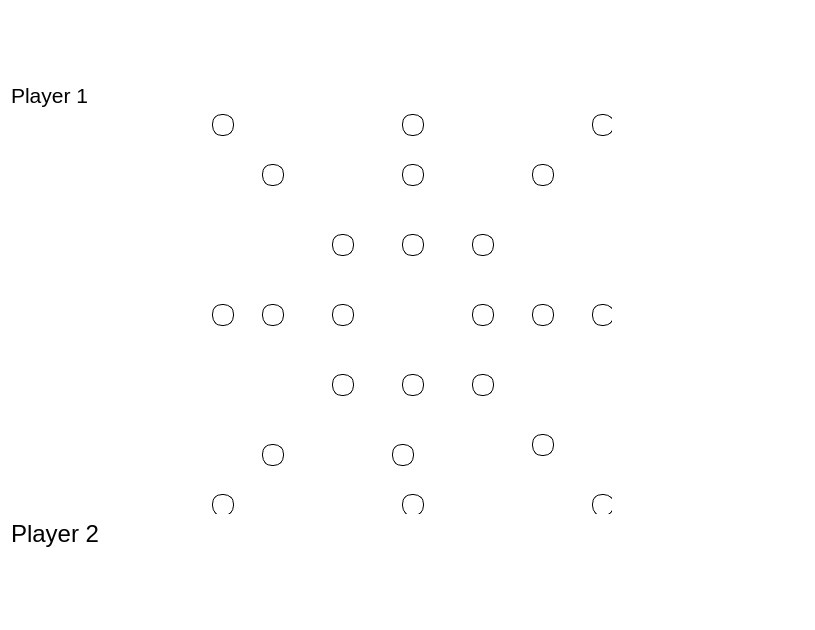
Before: the Qt Designer form gamescreen.ui in aaeilts/Nine-Mens-Morris, drawn with Qt 5.
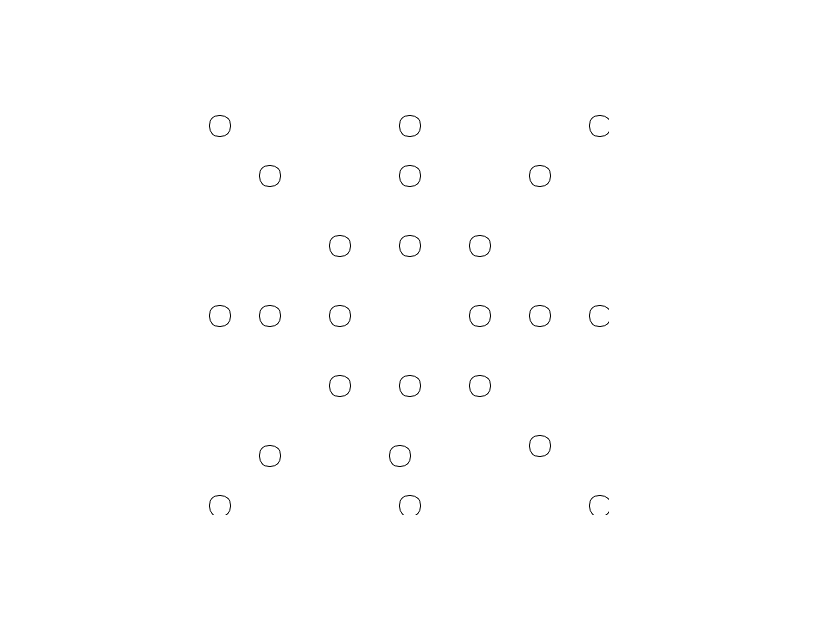
After: the same form once the commit is applied. Icons and pictures are not drawn.

Diff of the .ui file:
```diff
--- a/gamescreen.ui
+++ b/gamescreen.ui
@@ -23,108 +23,7 @@
    <property name="rightMargin">
     <number>9</number>
    </property>
-   <item row="7" column="1">
-    <spacer name="verticalSpacer">
-     <property name="orientation">
-      <enum>Qt::Vertical</enum>
-     </property>
-     <property name="sizeType">
-      <enum>QSizePolicy::Expanding</enum>
-     </property>
-     <property name="sizeHint" stdset="0">
-      <size>
-       <width>20</width>
-       <height>50</height>
-      </size>
-     </property>
-    </spacer>
-   </item>
-   <item row="4" column="0">
-    <spacer name="horizontalSpacer_3">
-     <property name="orientation">
-      <enum>Qt::Horizontal</enum>
-     </property>
-     <property name="sizeHint" stdset="0">
-      <size>
-       <width>40</width>
-       <height>20</height>
-      </size>
-     </property>
-    </spacer>
-   </item>
-   <item row="6" column="0">
-    <spacer name="horizontalSpacer_6">
-     <property name="orientation">
-      <enum>Qt::Horizontal</enum>
-     </property>
-     <property name="sizeHint" stdset="0">
-      <size>
-       <width>40</width>
-       <height>20</height>
-      </size>
-     </property>
-    </spacer>
-   </item>
-   <item row="6" column="3">
-    <spacer name="horizontalSpacer_2">
-     <property name="orientation">
-      <enum>Qt::Horizontal</enum>
-     </property>
-     <property name="sizeType">
-      <enum>QSizePolicy::Expanding</enum>
-     </property>
-     <property name="sizeHint" stdset="0">
-      <size>
-       <width>20</width>
-       <height>20</height>
-      </size>
-     </property>
-    </spacer>
-   </item>
-   <item row="1" column="0">
-    <spacer name="horizontalSpacer">
-     <property name="orientation">
-      <enum>Qt::Horizontal</enum>
-     </property>
-     <property name="sizeType">
-      <enum>QSizePolicy::Expanding</enum>
-     </property>
-     <property name="sizeHint" stdset="0">
-      <size>
-       <width>20</width>
-       <height>20</height>
-      </size>
-     </property>
-    </spacer>
-   </item>
-   <item row="2" column="0">
-    <widget class="QLabel" name="player1">
-     <property name="sizePolicy">
-      <sizepolicy hsizetype="Minimum" vsizetype="Minimum">
-       <horstretch>0</horstretch>
-       <verstretch>0</verstretch>
-      </sizepolicy>
-     </property>
-     <property name="minimumSize">
-      <size>
-       <width>60</width>
-       <height>20</height>
-      </size>
-     </property>
-     <property name="font">
-      <font>
-       <pointsize>16</pointsize>
-      </font>
-     </property>
-     <property name="acceptDrops">
-      <bool>false</bool>
-     </property>
-     <property name="text">
-      <string>Player 1</string>
-     </property>
-    </widget>
-   </item>
-   <item row="4" column="1" colspan="2">
+   <item row="2" column="1" colspan="2">
     <widget class="QWidget" name="board" native="true">
      <property name="sizePolicy">
       <sizepolicy hsizetype="Fixed" vsizetype="Fixed">
@@ -1058,6 +957,35 @@
      </widget>
     </widget>
    </item>
+   <item row="3" column="1">
+    <spacer name="verticalSpacer">
+     <property name="orientation">
+      <enum>Qt::Vertical</enum>
+     </property>
+     <property name="sizeType">
+      <enum>QSizePolicy::Expanding</enum>
+     </property>
+     <property name="sizeHint" stdset="0">
+      <size>
+       <width>20</width>
+       <height>50</height>
+      </size>
+     </property>
+    </spacer>
+   </item>
+   <item row="2" column="0">
+    <spacer name="horizontalSpacer_3">
+     <property name="orientation">
+      <enum>Qt::Horizontal</enum>
+     </property>
+     <property name="sizeHint" stdset="0">
+      <size>
+       <width>40</width>
+       <height>20</height>
+      </size>
+     </property>
+    </spacer>
+   </item>
    <item row="0" column="1">
     <spacer name="verticalSpacer_2">
      <property name="orientation">
@@ -1074,20 +1002,7 @@
      </property>
     </spacer>
    </item>
-   <item row="1" column="3">
-    <spacer name="horizontalSpacer_5">
-     <property name="orientation">
-      <enum>Qt::Horizontal</enum>
-     </property>
-     <property name="sizeHint" stdset="0">
-      <size>
-       <width>40</width>
-       <height>20</height>
-      </size>
-     </property>
-    </spacer>
-   </item>
-   <item row="4" column="3">
+   <item row="2" column="3">
     <spacer name="horizontalSpacer_4">
      <property name="orientation">
       <enum>Qt::Horizontal</enum>
@@ -1100,18 +1015,6 @@
      </property>
     </spacer>
    </item>
-   <item row="5" column="0">
-    <widget class="QLabel" name="player2">
-     <property name="font">
-      <font>
-       <pointsize>18</pointsize>
-      </font>
-     </property>
-     <property name="text">
-      <string>Player 2</string>
-     </property>
-    </widget>
-   </item>
   </layout>
  </widget>
  <resources/>
```
